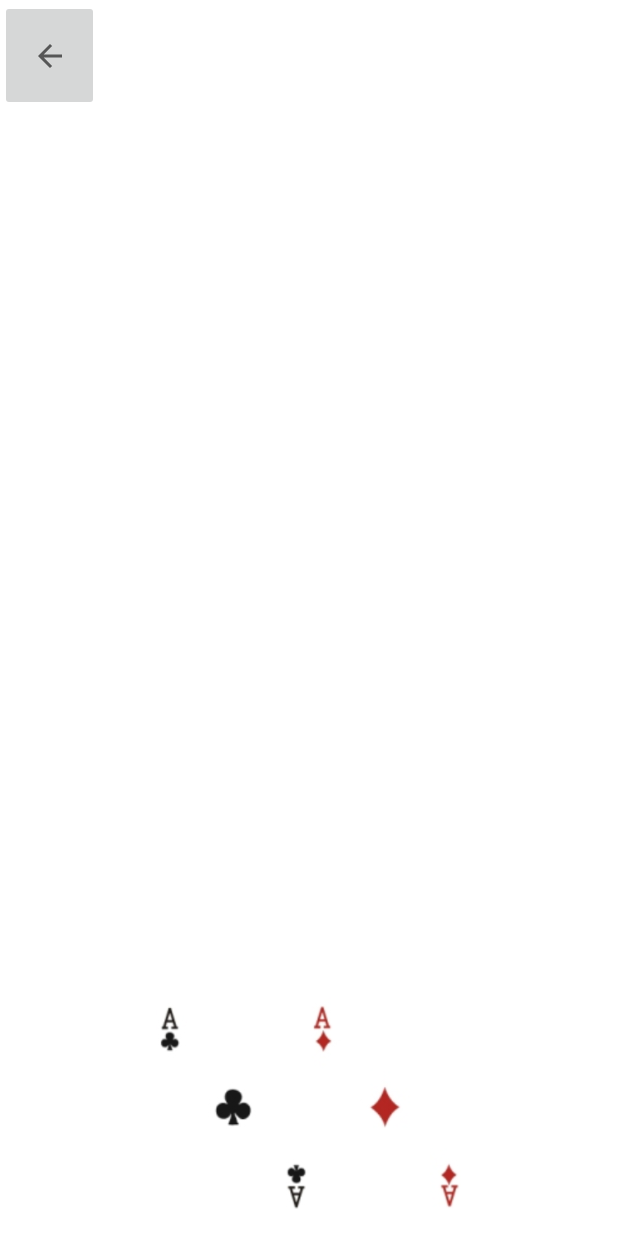
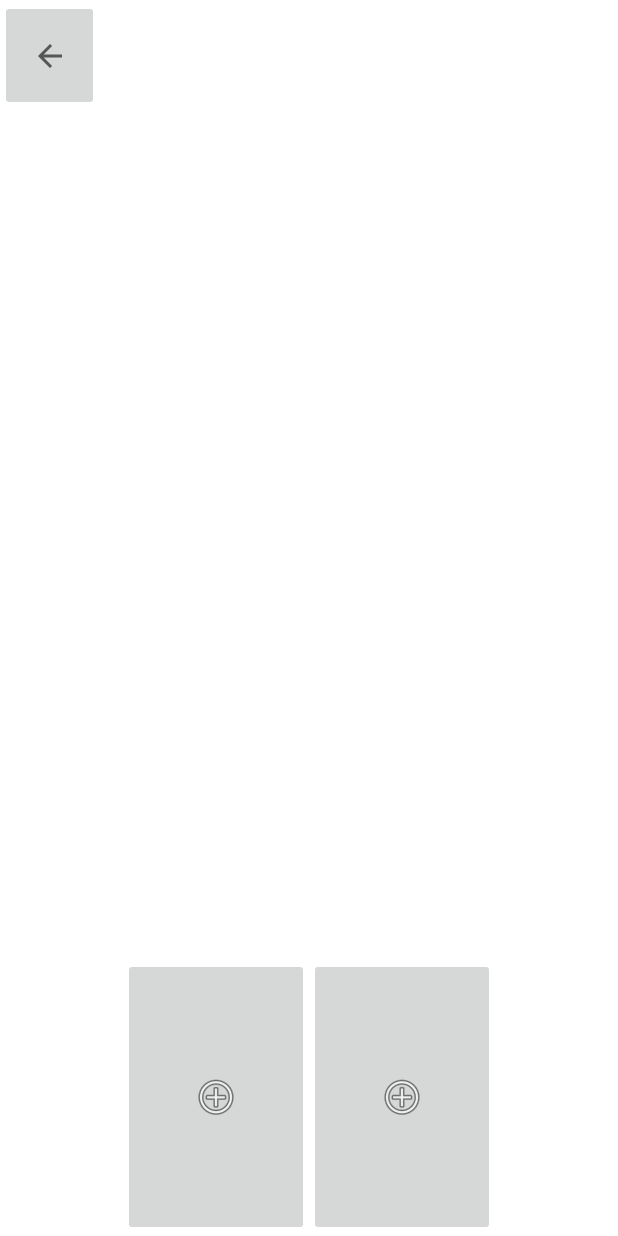
Before and after one commit to kotyangensss/poker_trainer, an Android app: the TrainingActivity screen opened directly, with no data from a screen before it, on a phone screen of 412 x 824 dp. Run offline under Robolectric (Android 15) with nearby library versions, the light colour scheme and no system bars.

Commit message:
создан класс карта файл с функциями проверок и перенесена анимация нажатия в отдельный файл

```diff
--- /dev/null
+++ b/app/src/main/java/com/example/pokertrainer/Animation.kt
@@ -0,0 +1,14 @@
+package com.example.pokertrainer
+
+import android.view.MotionEvent
+import android.widget.ImageButton
+
+fun onTouchAnimated(btn : ImageButton) {
+    btn.setOnTouchListener { v, event ->
+        when (event?.action) {
+            MotionEvent.ACTION_DOWN -> btn.animate().scaleX(1.1f).scaleY(1.1f).duration = 50
+            MotionEvent.ACTION_UP -> btn.animate().scaleX(1f).scaleY(1f).duration = 50
+        }
+        v?.onTouchEvent(event) ?: true
+    }
+}
--- a/app/src/main/java/com/example/pokertrainer/TrainingActivity.kt
+++ b/app/src/main/java/com/example/pokertrainer/TrainingActivity.kt
@@ -1,14 +1,17 @@
 package com.example.pokertrainer
 
-import android.content.Intent
-import androidx.appcompat.app.AppCompatActivity
 import android.os.Bundle
 import android.util.Log
 import android.widget.ImageButton
+import androidx.appcompat.app.AppCompatActivity
+
 
 class TrainingActivity : AppCompatActivity() {
 
     private lateinit var returnButton : ImageButton
+    var card = generateCard()
+    private lateinit var firstCard : ImageButton
+    private lateinit var secondCard : ImageButton
 
     override fun onCreate(savedInstanceState: Bundle?) {
         super.onCreate(savedInstanceState)
@@ -16,10 +19,29 @@ class TrainingActivity : AppCompatActivity() {
         setContentView(R.layout.activity_training)
 
         returnButton = findViewById(R.id.returnButton)
+        firstCard = findViewById(R.id.firstCard)
+        secondCard = findViewById(R.id.secondCard)
     }
 
     override fun onResume() {
         super.onResume()
+        onTouchAnimated(returnButton)
+        onTouchAnimated(firstCard)
+        onTouchAnimated(secondCard)
+
+        firstCard.setOnClickListener {
+            val id =
+                resources.getIdentifier("com.example.pokertrainer:drawable/${card.getPic()}", null, null)
+            firstCard.setImageResource(id)
+            card = generateCard()
+        }
+
+        secondCard.setOnClickListener {
+            val id =
+                resources.getIdentifier("com.example.pokertrainer:drawable/${card.getPic()}", null, null)
+            secondCard.setImageResource(id)
+            card = generateCard()
+        }
 
         returnButton.setOnClickListener {
             this.finish()
--- a/app/src/main/res/layout/activity_main.xml
+++ b/app/src/main/res/layout/activity_main.xml
@@ -32,7 +32,6 @@
             android:layout_marginTop="295dp"
             android:layout_marginEnd="123dp"
             android:layout_marginBottom="1dp"
-            android:onClick="playWithBot"
             android:src="@drawable/ic_launcher_foreground"
             app:layout_constraintBottom_toTopOf="@+id/trainingButton"
             app:layout_constraintEnd_toEndOf="parent"
@@ -48,7 +47,6 @@
             android:layout_marginStart="122dp"
             android:layout_marginEnd="122dp"
             android:layout_marginBottom="289dp"
-            android:onClick="training"
             app:layout_constraintBottom_toBottomOf="parent"
             app:layout_constraintEnd_toEndOf="parent"
             app:layout_constraintHeight_percent="0.1"
--- a/app/src/main/res/layout/activity_training.xml
+++ b/app/src/main/res/layout/activity_training.xml
@@ -8,10 +8,17 @@
     tools:context=".TrainingActivity">
 
     <ImageButton
+        android:id="@+id/secondCard"
+        android:layout_width="124dp"
+        android:layout_height="185dp"
+        app:layout_constraintBottom_toBottomOf="parent"
+        app:layout_constraintStart_toStartOf="@+id/guideline3"
+        app:srcCompat="@android:drawable/ic_menu_add" />
+
+    <ImageButton
         android:id="@+id/returnButton"
         android:layout_width="0dp"
         android:layout_height="0dp"
-        android:onClick="returnButton"
         app:layout_constraintHeight_percent="0.09"
         app:layout_constraintStart_toStartOf="parent"
         app:layout_constraintTop_toTopOf="parent"
@@ -26,24 +33,12 @@
         app:layout_constraintGuide_begin="0dp"
         app:layout_constraintGuide_percent=".5" />
 
-    <ImageView
-        android:id="@+id/imageView6"
-        android:layout_width="0dp"
-        android:layout_height="0dp"
-        app:layout_constraintHeight_percent="0.208125"
-        app:layout_constraintWidth_percent="0.248"
+    <ImageButton
+        android:id="@+id/firstCard"
+        android:layout_width="124dp"
+        android:layout_height="185dp"
         app:layout_constraintBottom_toBottomOf="parent"
         app:layout_constraintEnd_toStartOf="@+id/guideline3"
-        app:srcCompat="@drawable/a_clubs" />
-
-    <ImageView
-        android:id="@+id/imageView7"
-        android:layout_width="0dp"
-        android:layout_height="0dp"
-        app:layout_constraintHeight_percent="0.208125"
-        app:layout_constraintWidth_percent="0.248"
-        app:layout_constraintBottom_toBottomOf="parent"
-        app:layout_constraintStart_toStartOf="@+id/guideline3"
-        app:srcCompat="@drawable/a_diamonds" />
+        app:srcCompat="@android:drawable/ic_menu_add" />
 
 </androidx.constraintlayout.widget.ConstraintLayout>
```
Also changed, not shown: app/src/main/java/com/example/pokertrainer/Card.kt (added, +45 -0 lines), app/src/main/java/com/example/pokertrainer/Gameplay.kt (added, +89 -0 lines), app/src/main/java/com/example/pokertrainer/MainActivity.kt (+1 -9 lines).
